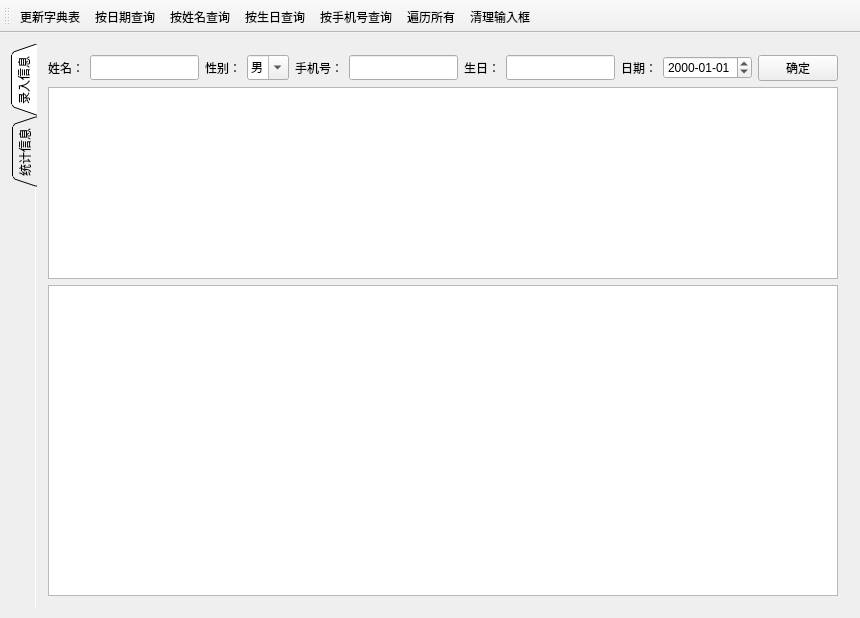
First picture: the form in mainwindow.ui, repository crouse/sign, before the edit.
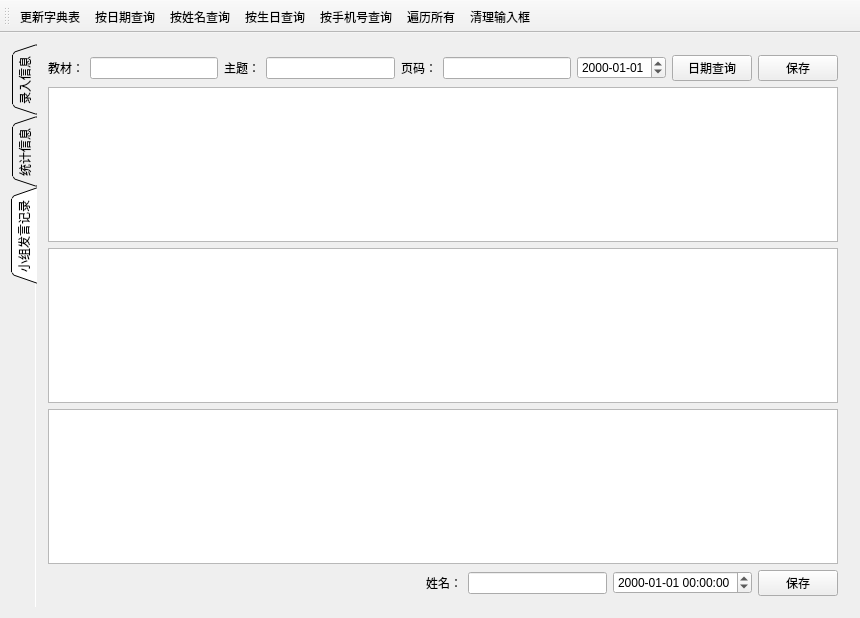
Second picture: the form after the edit.

The edit to the form file:
```diff
--- a/mainwindow.ui
+++ b/mainwindow.ui
@@ -27,7 +27,7 @@
        <enum>QTabWidget::Triangular</enum>
       </property>
       <property name="currentIndex">
-       <number>0</number>
+       <number>2</number>
       </property>
       <property name="documentMode">
        <bool>true</bool>
@@ -220,6 +220,131 @@
         <string>统计信息</string>
        </attribute>
       </widget>
+      <widget class="QWidget" name="tab_3">
+       <attribute name="title">
+        <string>小组发言记录</string>
+       </attribute>
+       <layout class="QVBoxLayout" name="verticalLayout_3">
+        <item>
+         <layout class="QHBoxLayout" name="horizontalLayout_3">
+          <item>
+           <widget class="QLabel" name="labelBook">
+            <property name="text">
+             <string>教材：</string>
+            </property>
+           </widget>
+          </item>
+          <item>
+           <widget class="QLineEdit" name="lineEditBook"/>
+          </item>
+          <item>
+           <widget class="QLabel" name="labelTheme">
+            <property name="text">
+             <string>主题：</string>
+            </property>
+           </widget>
+          </item>
+          <item>
+           <widget class="QLineEdit" name="lineEditTheme"/>
+          </item>
+          <item>
+           <widget class="QLabel" name="labelPageNum">
+            <property name="text">
+             <string>页码：</string>
+            </property>
+           </widget>
+          </item>
+          <item>
+           <widget class="QLineEdit" name="lineEditPageNum"/>
+          </item>
+          <item>
+           <widget class="QDateEdit" name="dateEdit">
+            <property name="displayFormat">
+             <string>yyyy-MM-dd</string>
+            </property>
+            <property name="calendarPopup">
+             <bool>false</bool>
+            </property>
+           </widget>
+          </item>
+          <item>
+           <widget class="QPushButton" name="pushButtonQquery">
+            <property name="text">
+             <string>日期查询</string>
+            </property>
+           </widget>
+          </item>
+          <item>
+           <widget class="QPushButton" name="pushButtonMsave">
+            <property name="text">
+             <string>保存</string>
+            </property>
+           </widget>
+          </item>
+         </layout>
+        </item>
+        <item>
+         <widget class="QTableView" name="tableViewQ">
+          <property name="editTriggers">
+           <set>QAbstractItemView::NoEditTriggers</set>
+          </property>
+          <property name="selectionMode">
+           <enum>QAbstractItemView::SingleSelection</enum>
+          </property>
+          <property name="selectionBehavior">
+           <enum>QAbstractItemView::SelectRows</enum>
+          </property>
+         </widget>
+        </item>
+        <item>
+         <widget class="QTableView" name="tableViewListNotes"/>
+        </item>
+        <item>
+         <widget class="QTextEdit" name="textEdit"/>
+        </item>
+        <item>
+         <layout class="QHBoxLayout" name="horizontalLayout_2">
+          <item>
+           <spacer name="horizontalSpacer">
+            <property name="orientation">
+             <enum>Qt::Horizontal</enum>
+            </property>
+            <property name="sizeHint" stdset="0">
+             <size>
+              <width>378</width>
+              <height>20</height>
+             </size>
+            </property>
+           </spacer>
+          </item>
+          <item>
+           <widget class="QLabel" name="label_2">
+            <property name="text">
+             <string>姓名：</string>
+            </property>
+           </widget>
+          </item>
+          <item>
+           <widget class="QLineEdit" name="lineEditQname"/>
+          </item>
+          <item>
+           <widget class="QDateTimeEdit" name="dateTimeEdit_2">
+            <property name="displayFormat">
+             <string>yyyy-MM-dd HH:mm:ss</string>
+            </property>
+           </widget>
+          </item>
+          <item>
+           <widget class="QPushButton" name="pushButtonQSave">
+            <property name="text">
+             <string>保存</string>
+            </property>
+           </widget>
+          </item>
+         </layout>
+        </item>
+       </layout>
+      </widget>
      </widget>
     </item>
    </layout>
```
Left out of the diff: 4 changed lines with no effect on the pictures.
